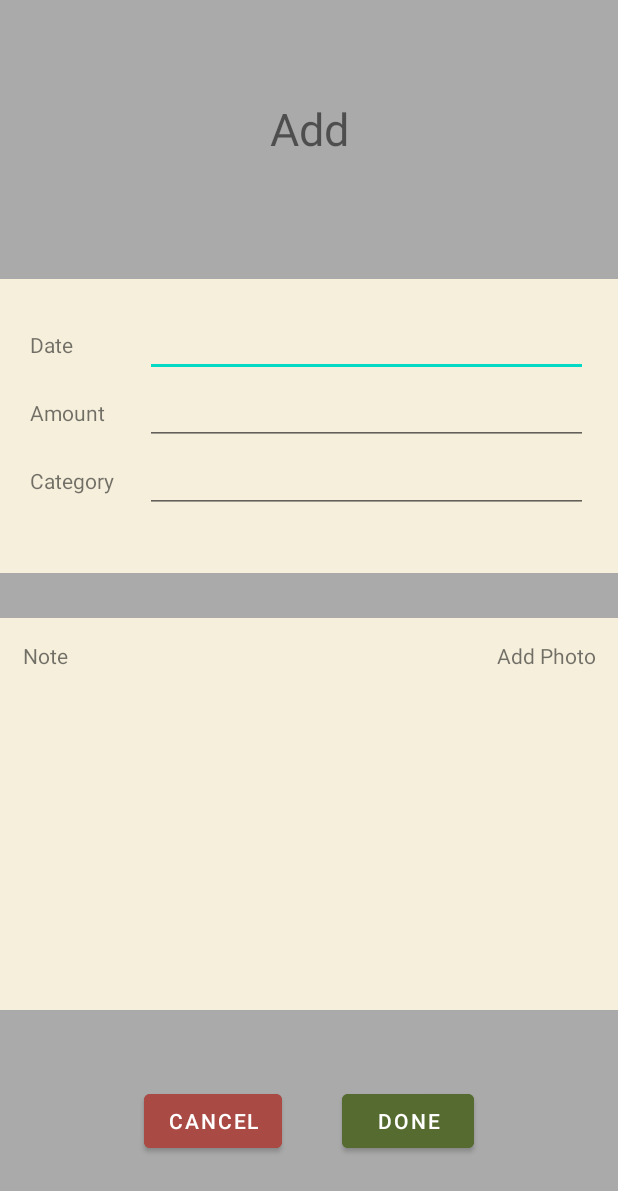
After one commit to victortulabot/FinanceUp, an Android app: the AddActivity screen opened directly, with no data from a screen before it, on a phone screen of 412 x 824 dp. The commit adds this screen. Shown: the top 1191 px of the screen. Run offline under Robolectric (Android 15) with nearby library versions, the phone set to English and light mode, and no system bars.

Commit message:
added add page for income and expense

```diff
--- a/app/src/main/AndroidManifest.xml
+++ b/app/src/main/AndroidManifest.xml
@@ -1,6 +1,6 @@
 <?xml version="1.0" encoding="utf-8"?>
 <manifest xmlns:android="http://schemas.android.com/apk/res/android"
-    package="com.mobdeve.s12.tulabot.villanueva.financeup">
+    package="com.mobdeve.s12.tulabot.villanueva.financeup" >
 
     <application
         android:allowBackup="true"
@@ -8,13 +8,19 @@
         android:label="@string/app_name"
         android:roundIcon="@mipmap/ic_launcher_round"
         android:supportsRtl="true"
-        android:theme="@style/Theme.FinanceUp">
+        android:theme="@style/Theme.FinanceUp" >
+        <activity
+            android:name=".AddActivity"
+            android:exported="false" />
+        <activity
+            android:name=".IncomeActivity"
+            android:exported="false" />
         <activity
             android:name=".DashboardActivity"
             android:exported="false" />
         <activity
             android:name=".MainActivity"
-            android:exported="true">
+            android:exported="true" >
             <intent-filter>
                 <action android:name="android.intent.action.MAIN" />
 
--- /dev/null
+++ b/app/src/main/java/com/mobdeve/s12/tulabot/villanueva/financeup/AddActivity.kt
@@ -0,0 +1,16 @@
+package com.mobdeve.s12.tulabot.villanueva.financeup
+
+import androidx.appcompat.app.AppCompatActivity
+import android.os.Bundle
+import com.mobdeve.s12.tulabot.villanueva.financeup.databinding.ActivityAddBinding
+
+class AddActivity : AppCompatActivity() {
+    var binding: ActivityAddBinding? = null
+
+    override fun onCreate(savedInstanceState: Bundle?) {
+        super.onCreate(savedInstanceState)
+
+        binding = ActivityAddBinding.inflate(layoutInflater)
+        setContentView(binding!!.root)
+    }
+}
--- a/app/src/main/java/com/mobdeve/s12/tulabot/villanueva/financeup/DashboardActivity.kt
+++ b/app/src/main/java/com/mobdeve/s12/tulabot/villanueva/financeup/DashboardActivity.kt
@@ -1,5 +1,6 @@
 package com.mobdeve.s12.tulabot.villanueva.financeup
 
+import android.content.Intent
 import androidx.appcompat.app.AppCompatActivity
 import android.os.Bundle
 import com.mobdeve.s12.tulabot.villanueva.financeup.databinding.ActivityDashboardBinding
@@ -12,5 +13,12 @@ class DashboardActivity : AppCompatActivity() {
 
         binding = ActivityDashboardBinding.inflate(layoutInflater)
         setContentView(binding!!.root)
+
+        binding!!.btnAddIncome.setOnClickListener{
+            val gotoAddActivity = Intent(applicationContext, AddActivity:: class.java)
+
+            startActivity(gotoAddActivity)
+            finish()
+        }
     }
 }
--- /dev/null
+++ b/app/src/main/res/layout/activity_add.xml
@@ -0,0 +1,143 @@
+<?xml version="1.0" encoding="utf-8"?>
+<LinearLayout
+    xmlns:android="http://schemas.android.com/apk/res/android"
+    xmlns:app="http://schemas.android.com/apk/res-auto"
+    xmlns:tools="http://schemas.android.com/tools"
+    android:layout_width="match_parent"
+    android:layout_height="match_parent"
+    android:background="@android:color/darker_gray"
+    android:orientation="vertical"
+    android:weightSum="10"
+    tools:context=".AddActivity">
+
+    <LinearLayout
+        android:layout_width="match_parent"
+        android:layout_height="wrap_content"
+        android:layout_weight="1"
+        android:paddingTop="50dp"
+        android:background="@android:color/darker_gray">
+
+        <TextView
+            android:text="Add"
+            android:textSize="30sp"
+            android:layout_width="match_parent"
+            android:layout_height="wrap_content"
+            android:gravity="center"
+            android:layout_margin="15dp"
+            />
+
+    </LinearLayout>
+
+    <TableLayout
+        android:layout_width="match_parent"
+        android:layout_height="0dp"
+        android:layout_weight="3"
+        android:stretchColumns="2"
+        android:padding="20dp"
+        android:background="#f5efdc">
+
+        <TableRow>
+            <TextView
+                android:text="Date"
+                android:layout_width="match_parent"
+                android:layout_height="wrap_content"
+                android:layout_column="1" />
+
+            <EditText
+                android:id="@+id/tv_date"
+                android:layout_width="200dp"
+                android:layout_height="wrap_content"
+                android:layout_marginLeft="10sp"
+                android:layout_marginStart="20sp"
+                android:width="150px" />
+        </TableRow>
+        <TableRow>
+            <TextView
+                android:text="Amount"
+                android:layout_width="wrap_content"
+                android:layout_height="wrap_content"
+                android:layout_column="1" />
+
+            <EditText
+                android:id="@+id/tv_amount"
+                android:width="200dp"
+                android:layout_width="wrap_content"
+                android:layout_height="wrap_content"
+                android:layout_column="2"
+                android:layout_marginStart="20sp"
+                android:layout_marginLeft="20sp"/>
+        </TableRow>
+
+        <TableRow>
+
+            <TextView
+                android:text="Category"
+                android:layout_width="wrap_content"
+                android:layout_height="wrap_content"
+                android:layout_column="1" />
+
+            <EditText
+                android:id="@+id/tv_category"
+                android:width="200dp"
+                android:layout_width="wrap_content"
+                android:layout_height="wrap_content"
+                android:layout_column="2"
+                android:layout_marginStart="20sp"
+                android:layout_marginLeft="20sp" />
+        </TableRow>
+
+    </TableLayout>
+
+    <TableLayout
+        android:layout_width="match_parent"
+        android:layout_height="0dp"
+        android:layout_weight="4"
+        android:layout_marginTop="30dp"
+        android:stretchColumns="2"
+        android:padding="15dp"
+        android:background="#f5efdc">
+
+        <TableRow>
+            <TextView
+                android:text="Note"
+                android:layout_width="wrap_content"
+                android:layout_height="wrap_content"
+                android:layout_column="1" />
+            <TextView
+                android:text="Add Photo"
+                android:gravity="end"
+                android:layout_width="wrap_content"
+                android:layout_height="wrap_content"
+                android:layout_column="1" />
+
+        </TableRow>
+    </TableLayout>
+
+    <LinearLayout
+        android:layout_width="match_parent"
+        android:layout_height="20dp"
+        android:paddingTop="30dp"
+        android:layout_weight="2"
+        android:gravity="center_horizontal"
+        android:background="@android:color/darker_gray">
+
+        <Button
+            android:id="@+id/btn_add_income"
+            android:layout_height="wrap_content"
+            android:layout_width="wrap_content"
+            android:layout_margin="20dp"
+            android:backgroundTint="#AA4A44"
+            android:text="Cancel"/>
+
+        <Button
+            android:id="@+id/btn_add_expense"
+            android:layout_height="wrap_content"
+            android:layout_width="wrap_content"
+            android:layout_margin="20dp"
+            android:backgroundTint="#556B2F"
+            android:text="Done"/>
+
+    </LinearLayout>
+
+
+</LinearLayout>
```
Also changed, not shown: app/src/main/res/layout/activity_dashboard.xml (line endings or trailing spaces).
